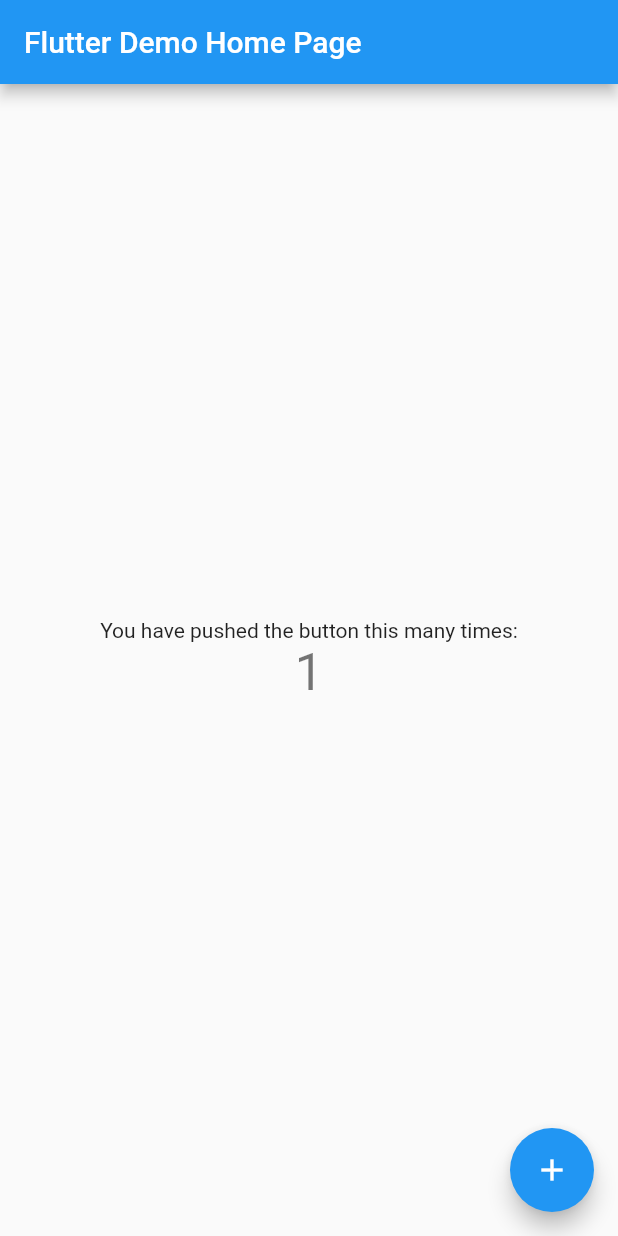
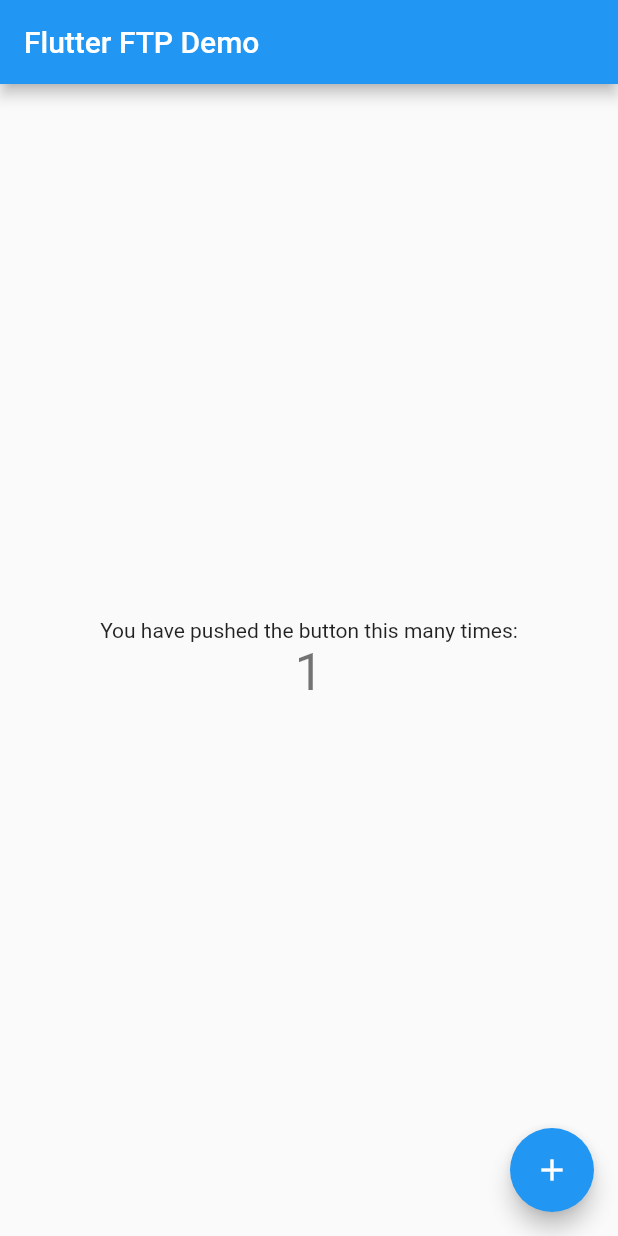
Before and after one commit to andresruizdev/simple_ftp, a Flutter app: the screen it shows after launch, after a tap on the "add" icon, on a phone screen of 412 x 824 dp. Run offline on Flutter 3.47's test engine with Material 2 defaults, Android fonts, the phone set to English and light mode, and no system bars.

Commit message:
Add Welcome Message

```diff
--- a/example/lib/main.dart
+++ b/example/lib/main.dart
@@ -1,6 +1,8 @@
 import 'package:flutter/material.dart';
+import 'package:simple_ftp/simple_ftp.dart';
 
 void main() {
+  SimpleFTP simpleFtp = new SimpleFTP();
   runApp(MyApp());
 }
 
@@ -9,7 +11,7 @@ class MyApp extends StatelessWidget {
   @override
   Widget build(BuildContext context) {
     return MaterialApp(
-      title: 'Flutter Demo',
+      title: 'FTP Demo',
       theme: ThemeData(
         // This is the theme of your application.
         //
@@ -26,13 +28,13 @@ class MyApp extends StatelessWidget {
         // closer together (more dense) than on mobile platforms.
         visualDensity: VisualDensity.adaptivePlatformDensity,
       ),
-      home: MyHomePage(title: 'Flutter Demo Home Page'),
+      home: FTPDemo(title: 'Flutter FTP Demo'),
     );
   }
 }
 
-class MyHomePage extends StatefulWidget {
-  MyHomePage({Key key, this.title}) : super(key: key);
+class FTPDemo extends StatefulWidget {
+  FTPDemo({Key key, this.title}) : super(key: key);
 
   // This widget is the home page of your application. It is stateful, meaning
   // that it has a State object (defined below) that contains fields that affect
@@ -46,10 +48,10 @@ class MyHomePage extends StatefulWidget {
   final String title;
 
   @override
-  _MyHomePageState createState() => _MyHomePageState();
+  _FTPDemoState createState() => _FTPDemoState();
 }
 
-class _MyHomePageState extends State<MyHomePage> {
+class _FTPDemoState extends State<FTPDemo> {
   int _counter = 0;
 
   void _incrementCounter() {
--- a/example/pubspec.yaml
+++ b/example/pubspec.yaml
@@ -24,10 +24,10 @@ dependencies:
   flutter:
     sdk: flutter
 
-
   # The following adds the Cupertino Icons font to your application.
   # Use with the CupertinoIcons class for iOS style icons.
   cupertino_icons: ^0.1.3
+  simple_ftp: ^0.0.3
 
 dev_dependencies:
   flutter_test:
--- a/lib/simple_ftp.dart
+++ b/lib/simple_ftp.dart
@@ -1,9 +1,12 @@
 library simple_ftp;
 
+import 'package:simple_ftp/src/ftp_server.dart';
+export 'package:simple_ftp/simple_ftp.dart';
 /// A Calculator.
 class SimpleFTP{
+  FtpServer _ftpServer;
 
   SimpleFTP(){
-
+    _ftpServer = new FtpServer();
   }
 }
--- a/lib/src/ftp_server.dart
+++ b/lib/src/ftp_server.dart
@@ -11,14 +11,14 @@ class FtpServer{
     _ipAddress = "0.0.0.0";;
     _port = 21;
 
-    // TODO: Start Server
+    start();
   }
 
   FtpServer.createServer(ipAddress, port){
     this._ipAddress = ipAddress;
     this._port = port;
 
-    // TODO: Start Server
+    start();
   }
 
   start() async {
@@ -29,6 +29,7 @@ class FtpServer{
   Future<ServerSocket> createServerSocket() async {
     Future<ServerSocket> _server = ServerSocket.bind(_ipAddress, _port);
     _server.then((ServerSocket server) {
+      //_serverSocket = server;
       return _server;
     });
   }
@@ -41,6 +42,7 @@ class FtpServer{
 
   _serverListener(Socket socket){
     _socket = socket;
+    _socket.write("Flutter FTP Server Plugin");
     _socket.listen((List<int> data) => _dataReceiver(data));
 
   }
--- a/pubspec.yaml
+++ b/pubspec.yaml
@@ -1,6 +1,6 @@
 name: simple_ftp
 description: A package to create FTP Server.
-version: 0.0.1
+version: 0.0.3
 author: Andrés Ruiz
 homepage:
 
```
Also changed, not shown: example/pubspec.lock, 1 other file.
